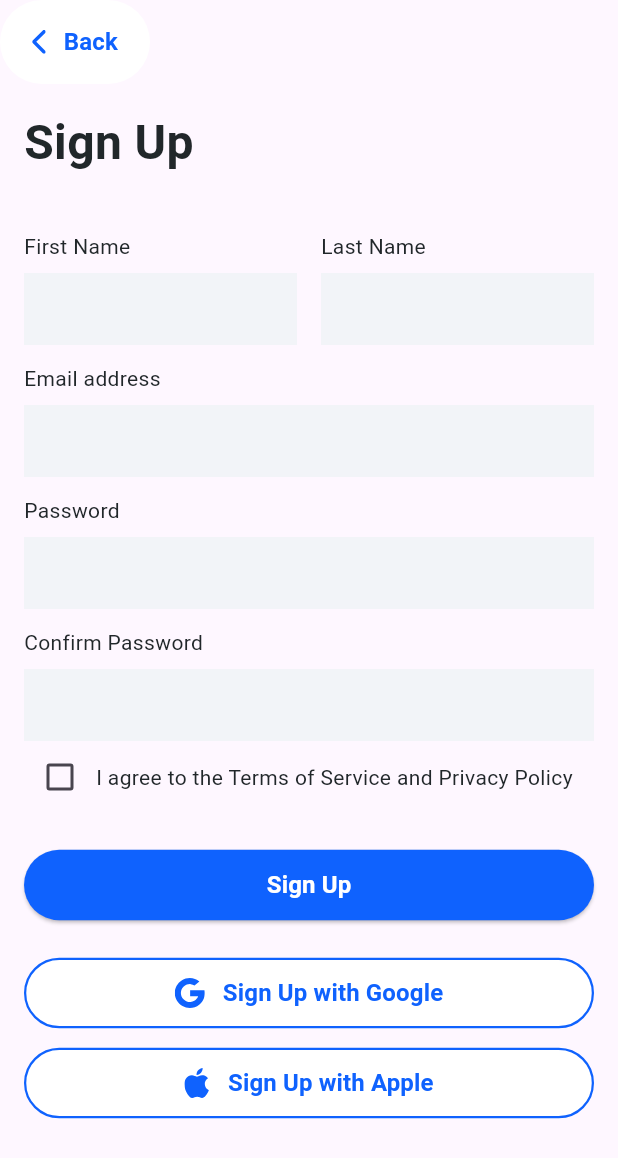
After one commit to ars-bootcamp/flutter_health_care, a Flutter app: the RegistrationView screen opened directly, on a phone screen of 412 x 824 dp. The commit adds this screen. Shown: the top 1158 px of the screen. Run offline on Flutter 3.47's test engine with Material 3 defaults, Android fonts, the phone set to English and light mode, and no system bars; our stand-ins replace bloc, equatable, flutter_bloc, flutter_svg, get_it, go_router and 1 more.

Commit message:
[MobileHC-4]: Feat - Fix text doesn't save after switching register steps.

```diff
--- a/lib/main.dart
+++ b/lib/main.dart
@@ -1,8 +1,10 @@
 import 'package:flutter/material.dart';
+import 'package:flutter_health_care/presentation/auth/binding/registration_binding.dart';
 import 'presentation/routes/app_router.dart';
 
 void main() {
   runApp(const MyApp());
+  regisViewModelBinding();
 }
 
 class MyApp extends StatelessWidget {
--- /dev/null
+++ b/lib/presentation/auth/ui/register_first_step_widget.dart
@@ -0,0 +1,136 @@
+import 'package:flutter/material.dart';
+import 'package:flutter_bloc/flutter_bloc.dart';
+import 'package:flutter_svg/svg.dart';
+
+import '../../component/src.dart';
+import '../viewmodel/src.dart';
+
+class RegisterFirstStep extends StatefulWidget {
+  const RegisterFirstStep({super.key});
+
+  @override
+  State<RegisterFirstStep> createState() => _RegisterFirstStepState();
+}
+
+class _RegisterFirstStepState extends State<RegisterFirstStep> {
+  late final TextEditingController firstNameCtrl;
+  late final TextEditingController lastNameCtrl;
+  late final TextEditingController emailTxtCtrl;
+  late final TextEditingController passwordTxtCtrl;
+  late final TextEditingController confirmPassTxtCtrl;
+
+  late final RegistrationBloc regisBloc;
+  @override
+  void initState() {
+    super.initState();
+    regisBloc = context.read<RegistrationBloc>();
+    firstNameCtrl = TextEditingController(text: regisBloc.state.firstName);
+    lastNameCtrl = TextEditingController(text: regisBloc.state.lastName);
+    emailTxtCtrl = TextEditingController(text: regisBloc.state.email);
+    passwordTxtCtrl = TextEditingController(text: regisBloc.state.password);
+    confirmPassTxtCtrl =
+        TextEditingController(text: regisBloc.state.confirmPassword);
+  }
+
+  @override
+  Widget build(BuildContext context) {
+    return Expanded(
+      child: SingleChildScrollView(
+        child: Column(
+          children: [
+            Row(
+              mainAxisAlignment: MainAxisAlignment.spaceBetween,
+              children: [
+                Expanded(
+                  child: BaseTextField(
+                    labelText: 'First Name',
+                    textController: firstNameCtrl,
+                    onChanged: (t) => context.read<RegistrationBloc>().add(
+                          RegistrationFirstNameChangeEvent(firstName: t),
+                        ),
+                  ),
+                ),
+                const SizedBox(width: 16),
+                Expanded(
+                  child: BaseTextField(
+                    labelText: 'Last Name',
+                    textController: lastNameCtrl,
+                    onChanged: (t) => context.read<RegistrationBloc>().add(
+                          RegistrationLastNameChangeEvent(lastName: t),
+                        ),
+                  ),
+                ),
+              ],
+            ),
+            const SizedBox(height: 12),
+            BaseTextField(
+              labelText: 'Email address',
+              textController: emailTxtCtrl,
+              onChanged: (t) => context.read<RegistrationBloc>().add(
+                    RegistrationEmailChangeEvent(email: t),
+                  ),
+            ),
+            const SizedBox(height: 12),
+            BaseTextField(
+              labelText: 'Password',
+              textController: passwordTxtCtrl,
+              isHideText: true,
+              onChanged: (t) => regisBloc.add(
+                RegistrationPasswordChangeEvent(password: t),
+              ),
+            ),
+            const SizedBox(height: 12),
+            BaseTextField(
+              labelText: 'Confirm Password',
+              textController: confirmPassTxtCtrl,
+              isHideText: true,
+              onChanged: (t) => regisBloc.add(
+                RegistrationConfirmPasswordChangeEvent(confirmPassword: t),
+              ),
+            ),
+            Row(
+              children: [
+                Checkbox(value: false, onChanged: (_) {}),
+                const BaseText(
+                  "I agree to the Terms of Service and Privacy Policy", // Use Text Span here
+                ),
+              ],
+            ),
+            PrimaryButton(
+              text: 'Sign Up',
+              padding: const EdgeInsets.only(top: 24.0),
+              onPressed: () {
+                context
+                    .read<RegistrationBloc>()
+                    .add(RegistrationNextStepEvent());
+              },
+            ),
+            const SizedBox(height: 24),
+            BaseButton(
+              text: 'Sign Up with Google',
+              icon: SvgPicture.asset("assets/icons/google.svg"),
+              outlineColor: ColorComponent.primaryBlue60,
+              txtColor: ColorComponent.primaryBlue60,
+              onPressed: () {},
+            ),
+            const SizedBox(height: 12),
+            BaseButton(
+              text: 'Sign Up with Apple',
+              icon: SvgPicture.asset("assets/icons/apple.svg"),
+              outlineColor: ColorComponent.primaryBlue60,
+              txtColor: ColorComponent.primaryBlue60,
+              onPressed: () {},
+            ),
+          ],
+        ),
+      ),
+    );
+  }
+
+  @override
+  void dispose() {
+    super.dispose();
+    firstNameCtrl.dispose();
+    lastNameCtrl.dispose();
+  }
+}
--- /dev/null
+++ b/lib/presentation/auth/viewmodel/src.dart
@@ -0,0 +1,3 @@
+export 'registration_bloc.dart';
+export 'registration_event.dart';
+export 'registration_state.dart';
```
Also changed, not shown: lib/presentation/auth/binding/registration_binding.dart (added, +13 -0 lines), lib/presentation/auth/ui/register_last_step_widget.dart (added, +87 -0 lines), lib/presentation/auth/ui/register_page.dart (+18 -25 lines), lib/presentation/auth/ui/register_widgets.dart (+11 -109 lines), lib/presentation/auth/viewmodel/registration_bloc.dart (renamed from lib/presentation/auth/bloc/registration_bloc.dart, +12 -23 lines), lib/presentation/auth/viewmodel/registration_event.dart (renamed from lib/presentation/auth/bloc/registration_event.dart, +2 -10 lines), lib/presentation/auth/viewmodel/registration_state.dart (renamed from lib/presentation/auth/bloc/registration_state.dart).
